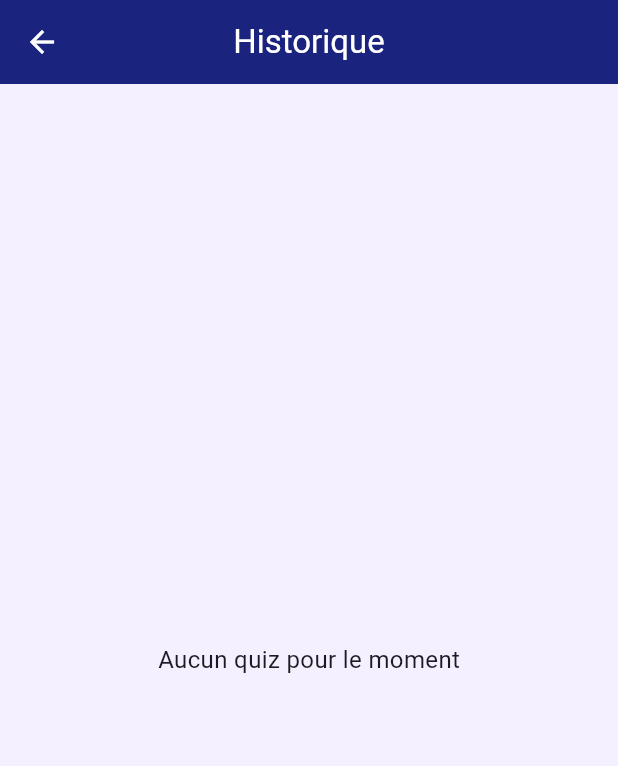
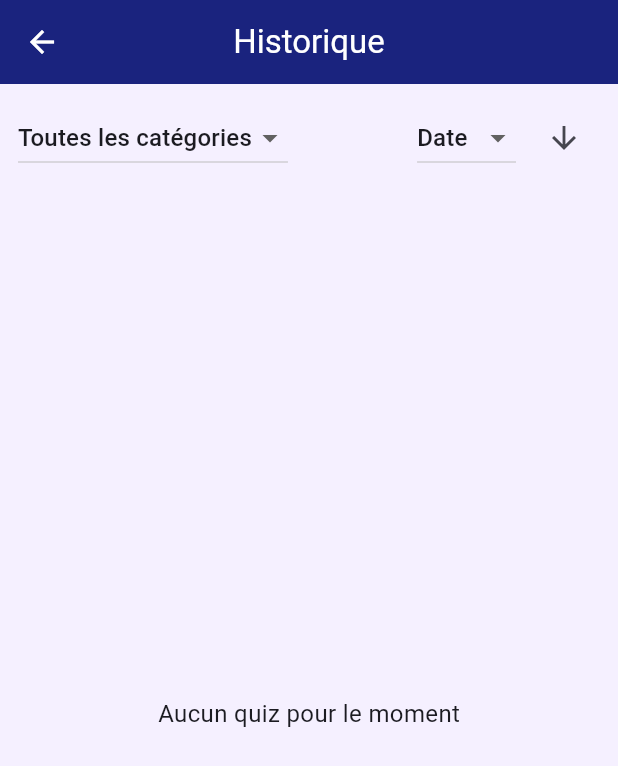
Before and after one commit to sallma123/quiz-flutter, a Flutter app: the HistoryPage screen opened directly, on a phone screen of 412 x 824 dp. Shown: the top 766 px of the screen. Run offline on Flutter 3.47's test engine with Material 3 defaults, Android fonts, the light colour scheme and no system bars; our stand-ins replace flutter_riverpod, flutter_secure_storage, go_router, hive, hive_flutter; accounts and stored records are empty.

Commit message:
Ajout de l'historique

```diff
--- a/lib/features/history/history_page.dart
+++ b/lib/features/history/history_page.dart
@@ -1,25 +1,38 @@
 import 'package:flutter/material.dart';
-import 'package:flutter_riverpod/flutter_riverpod.dart';
 import 'package:go_router/go_router.dart';
 import 'package:hive/hive.dart';
 import 'package:hive_flutter/adapters.dart';
-import '../../providers/history_provider.dart';
 import '../../models/history_record.dart';
 
 enum SortType { date, score }
 enum SortOrder { asc, desc }
 
-class HistoryPage extends ConsumerStatefulWidget {
+class HistoryPage extends StatefulWidget {
   const HistoryPage({super.key});
 
   @override
-  ConsumerState<HistoryPage> createState() => _HistoryPageState();
+  State<HistoryPage> createState() => _HistoryPageState();
 }
 
-class _HistoryPageState extends ConsumerState<HistoryPage> {
-  String? selectedCategory;
+class _HistoryPageState extends State<HistoryPage> {
+  String? selectedCategory; // null = toutes
   SortType sortType = SortType.date;
   SortOrder sortOrder = SortOrder.desc;
+
+  // =====================
+  // FORMAT DATE
+  // =====================
+  String formatDate(DateTime d) {
+    String two(int n) => n.toString().padLeft(2, '0');
+
+    final day = two(d.day);
+    final month = two(d.month);
+    final year = d.year.toString().substring(2);
+    final hour = two(d.hour);
+    final minute = two(d.minute);
+
+    return "$day/$month/$year | $hour:$minute";
+  }
 
   @override
   Widget build(BuildContext context) {
@@ -31,30 +44,129 @@ class _HistoryPageState extends ConsumerState<HistoryPage> {
         title: const Text("Historique"),
         centerTitle: true,
       ),
-
       body: ValueListenableBuilder(
         valueListenable: box.listenable(),
         builder: (context, Box<HistoryRecord> box, _) {
-          final history = box.values.toList().reversed.toList();
+          List<HistoryRecord> history =
+          box.values.toList().reversed.toList();
 
-          if (history.isEmpty) {
-            return const Center(
+          // --------------------
+          // FILTRAGE CATÉGORIE
+          // --------------------
+          if (selectedCategory != null) {
+            history = history
+                .where((h) => h.categoryId == selectedCategory)
+                .toList();
+          }
+
+          // --------------------
+          // TRI
+          // --------------------
+          history.sort((a, b) {
+            int cmp;
+            if (sortType == SortType.date) {
+              cmp = a.dateTime.compareTo(b.dateTime);
+            } else {
+              cmp = a.score.compareTo(b.score);
+            }
+            return sortOrder == SortOrder.asc ? cmp : -cmp;
+          });
+
+          // Catégories uniques
+          final categories = {
+            for (var h in box.values) h.categoryId: h.title
+          };
+
+          return Column(
+            children: [
+              // =====================
+              // FILTRES MODERNES
+              // =====================
+              Padding(
+                padding: const EdgeInsets.all(12),
+                child: Row(
+                  children: [
+                    // ---- Catégorie (avec "Toutes")
+                    DropdownButton<String?>(
+                      value: selectedCategory,
+                      hint: const Text("Catégorie"),
+                      items: [
+                        const DropdownMenuItem<String?>(
+                          value: null,
+                          child: Text("Toutes les catégories"),
+                        ),
+                        ...categories.entries.map(
+                              (e) => DropdownMenuItem<String?>(
+                            value: e.key,
+                            child: Text(e.value),
+                          ),
+                        ),
+                      ],
+                      onChanged: (v) {
+                        setState(() => selectedCategory = v);
+                      },
+                    ),
+
+                    const Spacer(),
+
+                    // ---- Tri
+                    DropdownButton<SortType>(
+                      value: sortType,
+                      items: const [
+                        DropdownMenuItem(
+                          value: SortType.date,
+                          child: Text("Date"),
+                        ),
+                        DropdownMenuItem(
+                          value: SortType.score,
+                          child: Text("Score"),
+                        ),
+                      ],
+                      onChanged: (v) =>
+                          setState(() => sortType = v!),
+                    ),
+
+                    const SizedBox(width: 8),
+
+                    IconButton(
+                      icon: Icon(
+                        sortOrder == SortOrder.desc
+                            ? Icons.arrow_downward
+                            : Icons.arrow_upward,
+                      ),
+                      onPressed: () {
+                        setState(() {
+                          sortOrder = sortOrder == SortOrder.desc
+                              ? SortOrder.asc
+                              : SortOrder.desc;
+                        });
+                      },
+                    ),
+                  ],
+                ),
+              ),
+
+              // =====================
+              // LISTE HISTORIQUE
+              // =====================
+              Expanded(
+                child: history.isEmpty
+                    ? const Center(
                   child: Text(
                     "Aucun quiz pour le moment",
                     style: TextStyle(fontSize: 16),
                   ),
-            );
-          }
-
-          return ListView.builder(
+                )
+                    : ListView.builder(
                   padding: const EdgeInsets.all(12),
                   itemCount: history.length,
                   itemBuilder: (context, index) {
                     final h = history[index];
                     final percent =
-              ((h.score / (h.totalQuestions * 10)) * 100).round();
+                    ((h.score / (h.totalQuestions * 10)) * 100)
+                        .round();
 
-              Color badgeColor = percent >= 70
+                    final badgeColor = percent >= 70
                         ? Colors.green
                         : percent >= 40
                         ? Colors.orange
@@ -80,6 +192,7 @@ class _HistoryPageState extends ConsumerState<HistoryPage> {
                           padding: const EdgeInsets.all(16),
                           child: Row(
                             children: [
+                              // Badge %
                               Container(
                                 height: 48,
                                 width: 48,
@@ -100,9 +213,11 @@ class _HistoryPageState extends ConsumerState<HistoryPage> {
 
                               const SizedBox(width: 16),
 
+                              // Infos
                               Expanded(
                                 child: Column(
-                            crossAxisAlignment: CrossAxisAlignment.start,
+                                  crossAxisAlignment:
+                                  CrossAxisAlignment.start,
                                   children: [
                                     Text(
                                       h.title,
@@ -117,7 +232,7 @@ class _HistoryPageState extends ConsumerState<HistoryPage> {
                                     ),
                                     const SizedBox(height: 4),
                                     Text(
-                                "${h.dateTime.day}/${h.dateTime.month}/${h.dateTime.year}",
+                                      formatDate(h.dateTime),
                                       style: const TextStyle(
                                         color: Colors.grey,
                                         fontSize: 12,
@@ -134,10 +249,12 @@ class _HistoryPageState extends ConsumerState<HistoryPage> {
                       ),
                     );
                   },
+                ),
+              ),
+            ],
           );
         },
       ),
     );
   }
-
 }
```
Lines whose indentation alone changed are shown as unchanged.
